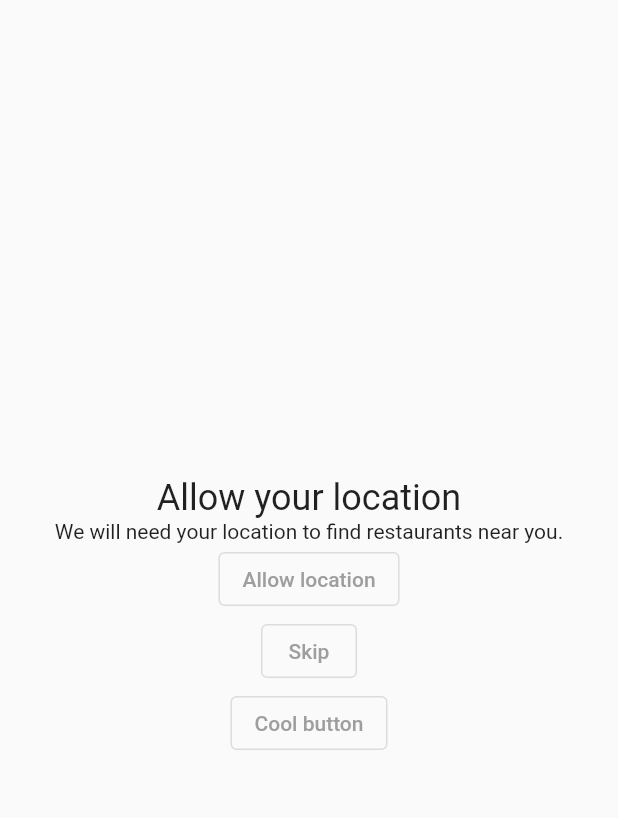
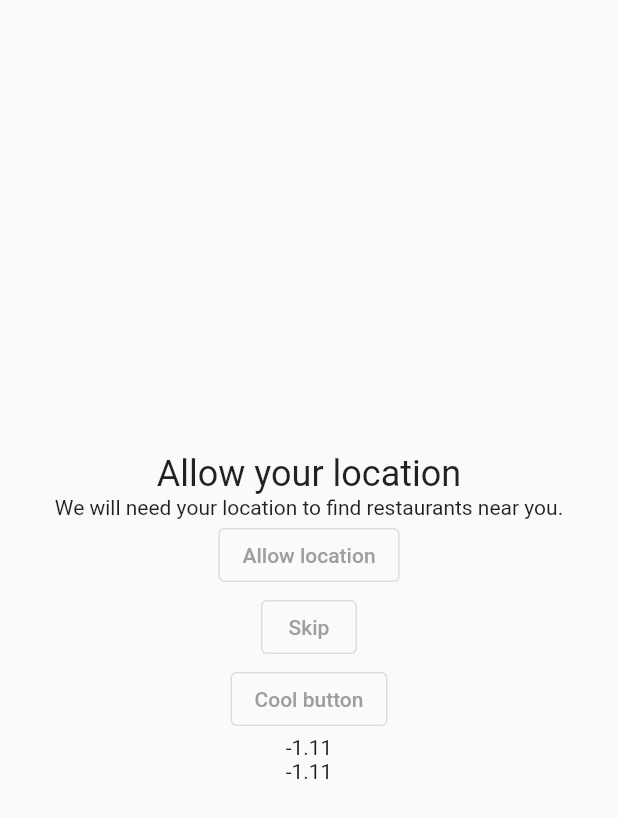
Before and after one commit to guava-food/guava-front, a Flutter app: the LocationPage screen opened by its route, after a tap on "Cool button", on a phone screen of 412 x 824 dp. Shown: the top 818 px of the screen. Run offline on Flutter 3.47's test engine with Material 2 defaults, Android fonts, the phone set to English and light mode, and no system bars; our stand-ins replace geolocator; missing offline and left inert: dart:ffi; network calls fail.

Commit message:
finished location request

```diff
--- a/lib/location.dart
+++ b/lib/location.dart
@@ -1,3 +1,5 @@
+import 'dart:ffi';
+
 import 'package:flutter/material.dart';
 import 'package:geolocator/geolocator.dart';
 
@@ -11,6 +13,60 @@ class LocationPage extends StatefulWidget {
 }
 
 class _LocationPageState extends State<LocationPage> {
+  double gps_latitude = -1.11;
+  double gps_longitude = -1.11;
+
+  /// Determine the current position of the device.
+  ///
+  /// When the location services are not enabled or permissions
+  /// are denied the `Future` will return an error.
+  Future<Position> _determinePosition() async {
+    bool serviceEnabled;
+    LocationPermission permission;
+
+    // Test if location services are enabled.
+    serviceEnabled = await Geolocator.isLocationServiceEnabled();
+    if (!serviceEnabled) {
+      // Location services are not enabled don't continue
+      // accessing the position and request users of the
+      // App to enable the location services.
+      return Future.error('Location services are disabled.');
+    }
+
+    permission = await Geolocator.checkPermission();
+    if (permission == LocationPermission.denied) {
+      permission = await Geolocator.requestPermission();
+      if (permission == LocationPermission.denied) {
+        // Permissions are denied, next time you could try
+        // requesting permissions again (this is also where
+        // Android's shouldShowRequestPermissionRationale
+        // returned true. According to Android guidelines
+        // your App should show an explanatory UI now.
+        return Future.error('Location permissions are denied');
+      }
+    }
+
+    if (permission == LocationPermission.deniedForever) {
+      // Permissions are denied forever, handle appropriately.
+      return Future.error(
+          'Location permissions are permanently denied, we cannot request permissions.');
+    }
+
+    // When we reach here, permissions are granted and we can
+    // continue accessing the position of the device.
+    print("succssfully allowed");
+    return await Geolocator.getCurrentPosition();
+  }
+
+  void _savePosition() async {
+    Position position = await _determinePosition();
+
+    setState(() {
+      gps_latitude = position.latitude.toDouble();
+      gps_longitude = position.longitude.toDouble();
+    });
+  }
+
   @override
   Widget build(BuildContext context) {
     return Scaffold(
@@ -34,9 +90,13 @@ class _LocationPageState extends State<LocationPage> {
             child: const Text('Skip'),
           ),
           OutlinedButton(
-            onPressed: () {},
+            onPressed: () {
+              _savePosition();
+            },
             child: const Text('Cool button'),
           ),
+          Text(gps_latitude.toString()),
+          Text(gps_longitude.toString())
         ],
       )),
     );
```
